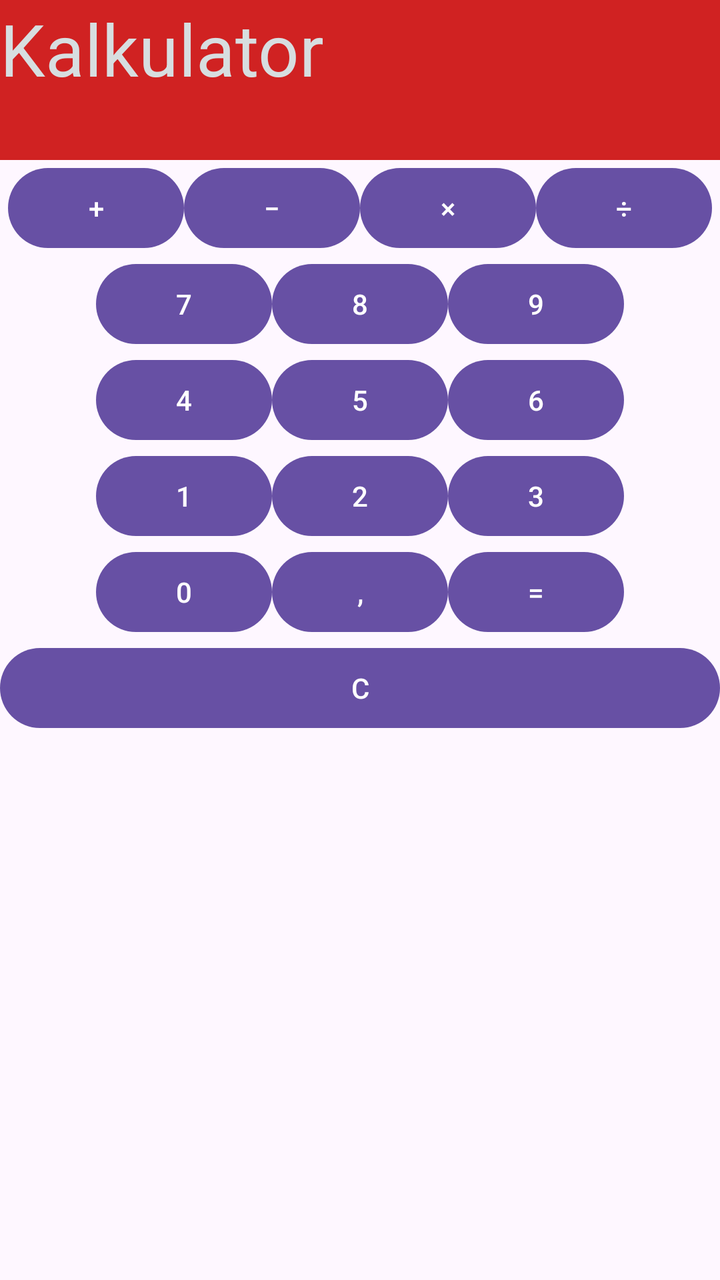
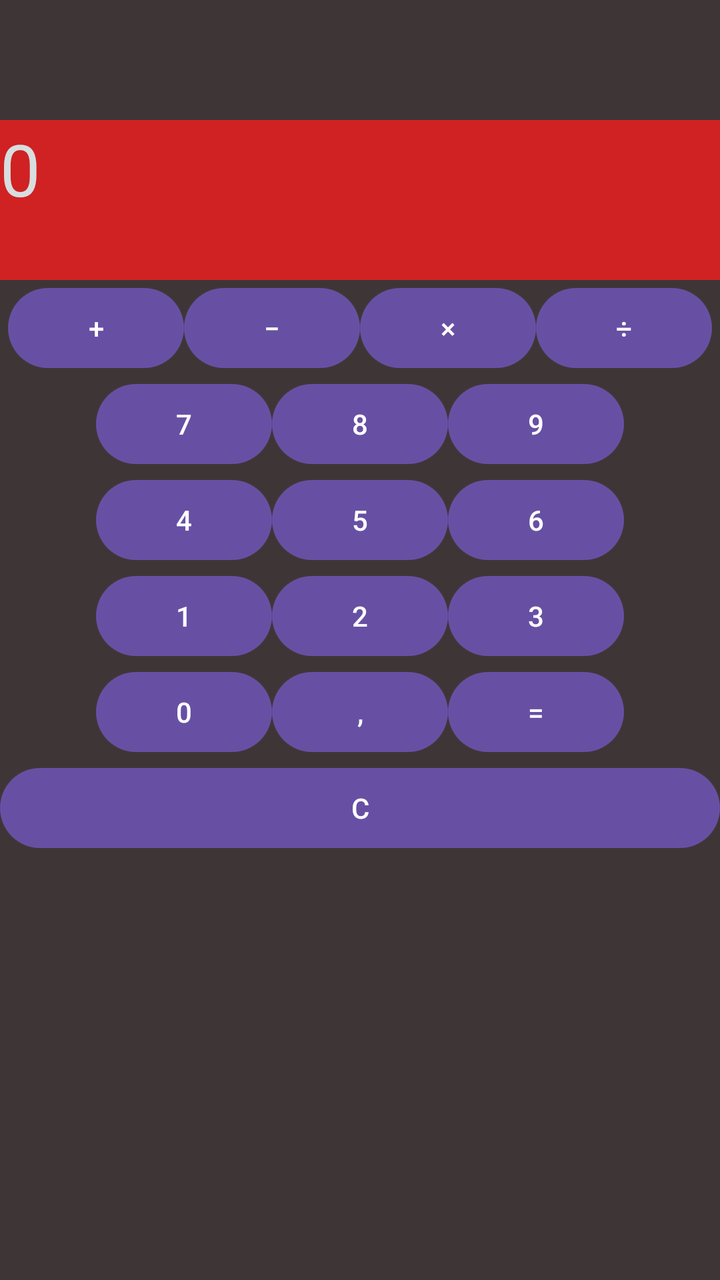

Before-and-after screenshots of an Android layout around one commit, followed by the original layout XML and the change that was made.
<!-- AndroidManifest.xml: application theme Theme.AS_OnClick_zad1 -->
<!-- res/layout/activity_main.xml -->
<?xml version="1.0" encoding="utf-8"?>
<androidx.constraintlayout.widget.ConstraintLayout xmlns:android="http://schemas.android.com/apk/res/android"
    xmlns:app="http://schemas.android.com/apk/res-auto"
    xmlns:tools="http://schemas.android.com/tools"
    android:id="@+id/main"
    android:layout_width="match_parent"
    android:layout_height="match_parent"
    tools:context=".MainActivity">

    <LinearLayout
        android:layout_width="0dp"
        android:layout_height="0dp"
        android:gravity="center_horizontal"
        android:orientation="vertical"
        app:layout_constraintBottom_toBottomOf="parent"
        app:layout_constraintEnd_toEndOf="parent"
        app:layout_constraintHorizontal_bias="0.0"
        app:layout_constraintStart_toStartOf="parent"
        app:layout_constraintTop_toTopOf="parent"
        app:layout_constraintVertical_bias="0.0">

        <TextView
            android:id="@+id/tvDisplay"
            android:layout_width="match_parent"
            android:layout_height="80dp"
            android:background="#D02222"
            android:text="Kalkulator"
            android:textColor="#D7DEE0"
            android:textSize="36sp" />

        <LinearLayout
            android:layout_width="wrap_content"
            android:layout_height="wrap_content"
            android:orientation="horizontal">

            <Button
                android:id="@+id/btnAdd"
                android:layout_width="0dp"
                android:layout_height="wrap_content"
                android:layout_weight="1"
                android:text="+" />

            <Button
                android:id="@+id/btnSub"
                android:layout_width="0dp"
                android:layout_height="wrap_content"
                android:layout_weight="1"
                android:text="−" />

            <Button
                android:id="@+id/btnMul"
                android:layout_width="0dp"
                android:layout_height="wrap_content"
                android:layout_weight="1"
                android:text="×" />

            <Button
                android:id="@+id/btnDiv"
                android:layout_width="0dp"
                android:layout_height="wrap_content"
                android:layout_weight="1"
                android:text="÷" />

        </LinearLayout>

        <LinearLayout
            android:layout_width="wrap_content"
            android:layout_height="wrap_content"
            android:orientation="horizontal">

            <Button
                android:id="@+id/btn7"
                android:layout_width="0dp"
                android:layout_height="wrap_content"
                android:layout_weight="1"
                android:text="7" />

            <Button
                android:id="@+id/btn8"
                android:layout_width="0dp"
                android:layout_height="wrap_content"
                android:layout_weight="1"
                android:text="8" />

            <Button
                android:id="@+id/btn9"
                android:layout_width="0dp"
                android:layout_height="wrap_content"
                android:layout_weight="1"
                android:text="9" />

        </LinearLayout>

        <LinearLayout
            android:layout_width="wrap_content"
            android:layout_height="wrap_content"
            android:orientation="horizontal">

            <Button
                android:id="@+id/btn4"
                android:layout_width="0dp"
                android:layout_height="wrap_content"
                android:layout_weight="1"
                android:text="4" />

            <Button
                android:id="@+id/btn5"
                android:layout_width="0dp"
                android:layout_height="wrap_content"
                android:layout_weight="1"
                android:text="5" />

            <Button
                android:id="@+id/btn6"
                android:layout_width="0dp"
                android:layout_height="wrap_content"
                android:layout_weight="1"
                android:text="6" />
        </LinearLayout>

        <LinearLayout
            android:layout_width="wrap_content"
            android:layout_height="wrap_content"
            android:orientation="horizontal">

            <Button
                android:id="@+id/btn1"
                android:layout_width="0dp"
                android:layout_height="wrap_content"
                android:layout_weight="1"
                android:text="1" />

            <Button
                android:id="@+id/btn2"
                android:layout_width="0dp"
                android:layout_height="wrap_content"
                android:layout_weight="1"
                android:text="2" />

            <Button
                android:id="@+id/btn3"
                android:layout_width="0dp"
                android:layout_height="wrap_content"
                android:layout_weight="1"
                android:text="3" />
        </LinearLayout>

        <LinearLayout
            android:layout_width="wrap_content"
            android:layout_height="wrap_content"
            android:orientation="horizontal">

            <Button
                android:id="@+id/btn0"
                android:layout_width="0dp"
                android:layout_height="wrap_content"
                android:layout_weight="1"
                android:text="0" />

            <Button
                android:id="@+id/btnComma"
                android:layout_width="0dp"
                android:layout_height="wrap_content"
                android:layout_weight="1"
                android:text="," />

            <Button
                android:id="@+id/btnEquals"
                android:layout_width="0dp"
                android:layout_height="wrap_content"
                android:layout_weight="2"
                android:text="=" />
        </LinearLayout>

        <LinearLayout
            android:layout_width="match_parent"
            android:layout_height="wrap_content"
            android:orientation="horizontal">

            <Button
                android:id="@+id/btnClear"
                android:layout_width="wrap_content"
                android:layout_height="wrap_content"
                android:layout_weight="1"
                android:text="C" />

        </LinearLayout>

    </LinearLayout>

</androidx.constraintlayout.widget.ConstraintLayout>
<!-- resources referenced by this layout -->
<resources>
  <style name="Theme.AS_OnClick_zad1" parent="Base.Theme.AS_OnClick_zad1" />
  <style name="Base.Theme.AS_OnClick_zad1" parent="Theme.Material3.DayNight.NoActionBar">
          
          
      </style>
</resources>

<!-- the commit's change to res/layout/activity_main.xml (unified diff, before → after) -->
@@ -5,11 +5,13 @@
     android:id="@+id/main"
     android:layout_width="match_parent"
     android:layout_height="match_parent"
+    android:background="#3E3636"
     tools:context=".MainActivity">
 
     <LinearLayout
         android:layout_width="0dp"
         android:layout_height="0dp"
+        android:layout_marginTop="60dp"
         android:gravity="center_horizontal"
         android:orientation="vertical"
         app:layout_constraintBottom_toBottomOf="parent"
@@ -24,7 +26,7 @@
             android:layout_width="match_parent"
             android:layout_height="80dp"
             android:background="#D02222"
-            android:text="Kalkulator"
+            android:text="0"
             android:textColor="#D7DEE0"
             android:textSize="36sp" />
 
